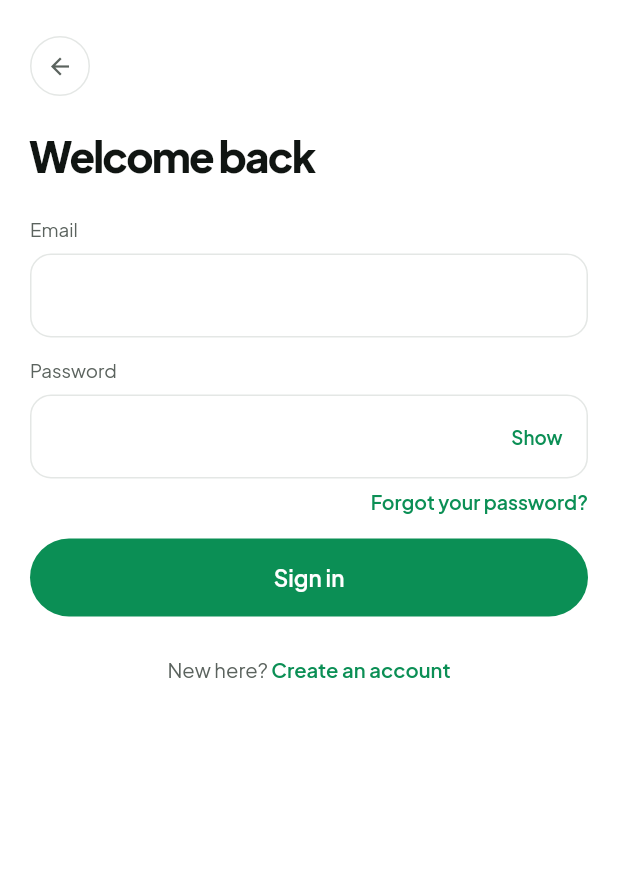
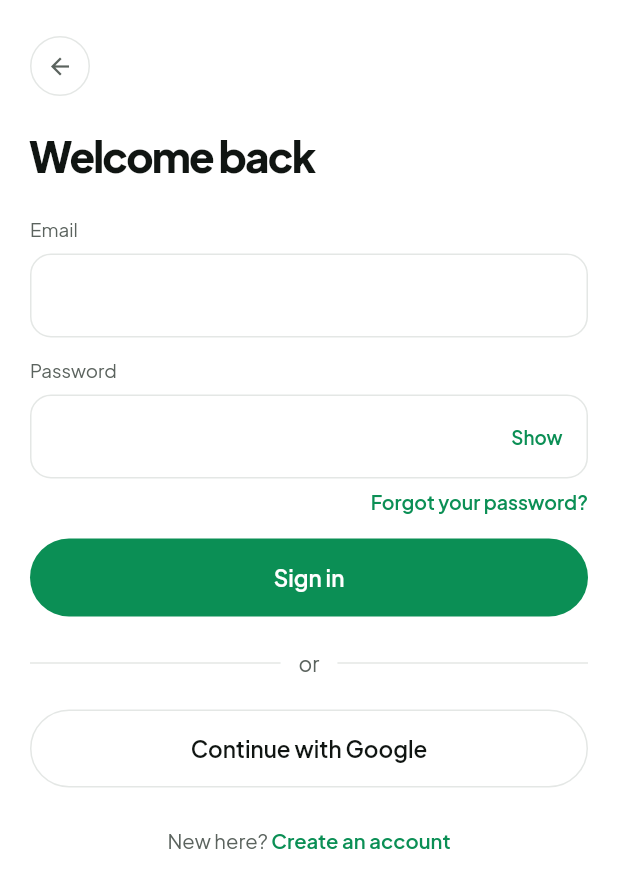
Before and after one commit to Valenciagu/nutrition_app, a Flutter app: the LoginPage screen opened by its route, on a phone screen of 412 x 824 dp. Shown: the top 888 px of the screen. Run offline on Flutter 3.47's test engine with Material 3 defaults, Android fonts, the phone set to English and light mode, and no system bars; our stand-ins replace cloud_firestore, cloud_functions, dio, firebase_analytics, firebase_auth, firebase_core and 11 more; missing offline and left inert: firebase_app_check; accounts and stored records are empty; generated files the repository leaves out were written again.

Commit message:
feat(auth): add Google sign-in (AUTH-103a)
Apple sign-in stays deferred (needs the paid Apple Developer account,
same blocker as Epic 13) but Google needs no payment - just a free
OAuth client, so the user chose to build this half now instead of
waiting.

- New google_sign_in dependency. FirebaseAuthDataSource wraps
  GoogleSignIn + GoogleAuthProvider.credential behind the same
  AuthException/AuthFailure pipeline every other auth method already
  uses. Cancelling the account picker returns false, not an error.
- "Continuar con Google" button on Login (design canvas shows it
  there, not on SignUp) - AppButtonVariant.neutral, no brand logo
  (none exists in the synced design system, text-only over inventing
  an asset).
- AnalyticsService.logLogin/logSignUp gained an optional `method`
  param ("email"/"google") to keep the signup/login funnel split
  without logging free text.
- Registered the dev machine's debug keystore SHA-1/SHA-256 with the
  Firebase Android app (`firebase apps:android:sha:create`) and
  re-downloaded google-services.json now that it carries a real OAuth
  client (was empty before). Required the user to enable the "Google"
  provider in Firebase Console - the CLI has no command for that.
- Web needs its own explicit clientId (google_sign_in can't read one
  from a native config file there) - fixed a real crash where the app
  failed to even boot on web because this provider is read eagerly
  for router auth-state, before anyone had touched the Google button.
  Local web testing still needs the OAuth client's authorized
  JavaScript origins updated in Google Cloud Console for `localhost`
  (separate, lower-priority gap - web was never this project's
  primary target, same as Notifications/App Check).

Co-Authored-By: Claude Sonnet 5 <noreply@anthropic.com>

```diff
--- a/lib/core/localization/l10n/app_en.arb
+++ b/lib/core/localization/l10n/app_en.arb
@@ -37,6 +37,8 @@
   "authLoginSubmitButton": "Sign in",
   "authLoginSignUpPrompt": "New here? ",
   "authLoginSignUpAction": "Create an account",
+  "authLoginOrDivider": "or",
+  "authLoginGoogleButton": "Continue with Google",
 
   "authSignUpTitle": "Create your account",
   "authSignUpPlanReadyBanner": "Your plan is ready. Save it so you don't lose it.",
--- a/lib/core/localization/l10n/app_es.arb
+++ b/lib/core/localization/l10n/app_es.arb
@@ -64,6 +64,8 @@
   "authLoginSubmitButton": "Entrar",
   "authLoginSignUpPrompt": "¿Nuevo por aquí? ",
   "authLoginSignUpAction": "Crea tu cuenta",
+  "authLoginOrDivider": "o",
+  "authLoginGoogleButton": "Continuar con Google",
 
   "authSignUpTitle": "Crea tu cuenta",
   "authSignUpPlanReadyBanner": "Tu plan ya está calculado. Guárdalo para no perderlo.",
--- a/lib/core/services/analytics/firebase_analytics_service.dart
+++ b/lib/core/services/analytics/firebase_analytics_service.dart
@@ -16,10 +16,10 @@ class FirebaseAnalyticsService implements AnalyticsService {
   final FirebaseAnalytics _analytics;
 
   @override
-  Future<void> logSignUp() => _analytics.logSignUp(signUpMethod: 'email');
+  Future<void> logSignUp({String method = 'email'}) => _analytics.logSignUp(signUpMethod: method);
 
   @override
-  Future<void> logLogin() => _analytics.logLogin(loginMethod: 'email');
+  Future<void> logLogin({String method = 'email'}) => _analytics.logLogin(loginMethod: method);
 
   @override
   Future<void> logSignOut() => _analytics.logEvent(name: AnalyticsEvents.signOut);
--- a/lib/features/authentication/domain/repositories/auth_repository.dart
+++ b/lib/features/authentication/domain/repositories/auth_repository.dart
@@ -26,5 +26,9 @@ abstract class AuthRepository {
   /// skill `nutrition-app-security` e Instrucciones.md §33).
   Future<void> sendPasswordResetEmail({required String email});
 
+  /// Devuelve `false` si el usuario canceló el selector de cuentas de
+  /// Google (no es un error) — `true` si quedó autenticado.
+  Future<bool> signInWithGoogle();
+
   Future<void> signOut();
 }
--- a/lib/features/authentication/presentation/pages/login_page.dart
+++ b/lib/features/authentication/presentation/pages/login_page.dart
@@ -70,6 +70,10 @@ class _LoginPageState extends ConsumerState<LoginPage> {
           email: _emailController.text.trim(),
           password: _passwordController.text,
         );
+  }
+
+  Future<void> _signInWithGoogle() async {
+    await ref.read(authControllerProvider.notifier).signInWithGoogle();
   }
 
   @override
@@ -165,6 +169,30 @@ class _LoginPageState extends ConsumerState<LoginPage> {
                 isLoading: isLoading,
                 onPressed: _submit,
               ),
+              const SizedBox(height: AppSpacing.space20),
+              Row(
+                children: [
+                  Expanded(child: Divider(color: colors.border)),
+                  Padding(
+                    padding: const EdgeInsets.symmetric(horizontal: AppSpacing.space12),
+                    child: Text(l10n.authLoginOrDivider, style: AppTypography.bodyM.copyWith(color: colors.textSecondary)),
+                  ),
+                  Expanded(child: Divider(color: colors.border)),
+                ],
+              ),
+              const SizedBox(height: AppSpacing.space20),
+              // Solo Google — el canvas también muestra un botón "Apple",
+              // deliberadamente no construido: requiere una cuenta de Apple
+              // Developer de pago (Épica 13 la necesita igual, ver
+              // TASKS.md), a diferencia de Google, que no necesita pagar
+              // nada. Se agrega cuando esa cuenta exista.
+              AppButton(
+                label: l10n.authLoginGoogleButton,
+                variant: AppButtonVariant.neutral,
+                fullWidth: true,
+                isLoading: isLoading,
+                onPressed: _signInWithGoogle,
+              ),
               const SizedBox(height: AppSpacing.space24),
               Center(
                 child: GestureDetector(
--- a/pubspec.yaml
+++ b/pubspec.yaml
@@ -32,6 +32,7 @@ dependencies:
   firebase_app_check: ^0.3.2+2
   firebase_analytics: ^11.3.6
   firebase_crashlytics: ^4.2.0
+  google_sign_in: ^6.2.2
 
   # Domain/data modeling
   freezed_annotation: ^2.4.4
```
Also changed, not shown: lib/core/services/analytics/analytics_service.dart (+5 -2 lines), lib/core/services/firebase_instances.dart (+23 -0 lines), lib/features/authentication/data/datasources/firebase_auth_data_source.dart (+30 -2 lines), lib/features/authentication/data/repositories/auth_repository_impl.dart (+9 -0 lines), lib/features/authentication/presentation/providers/auth_providers.dart (+15 -1 lines), pubspec.lock, 1 other file.
